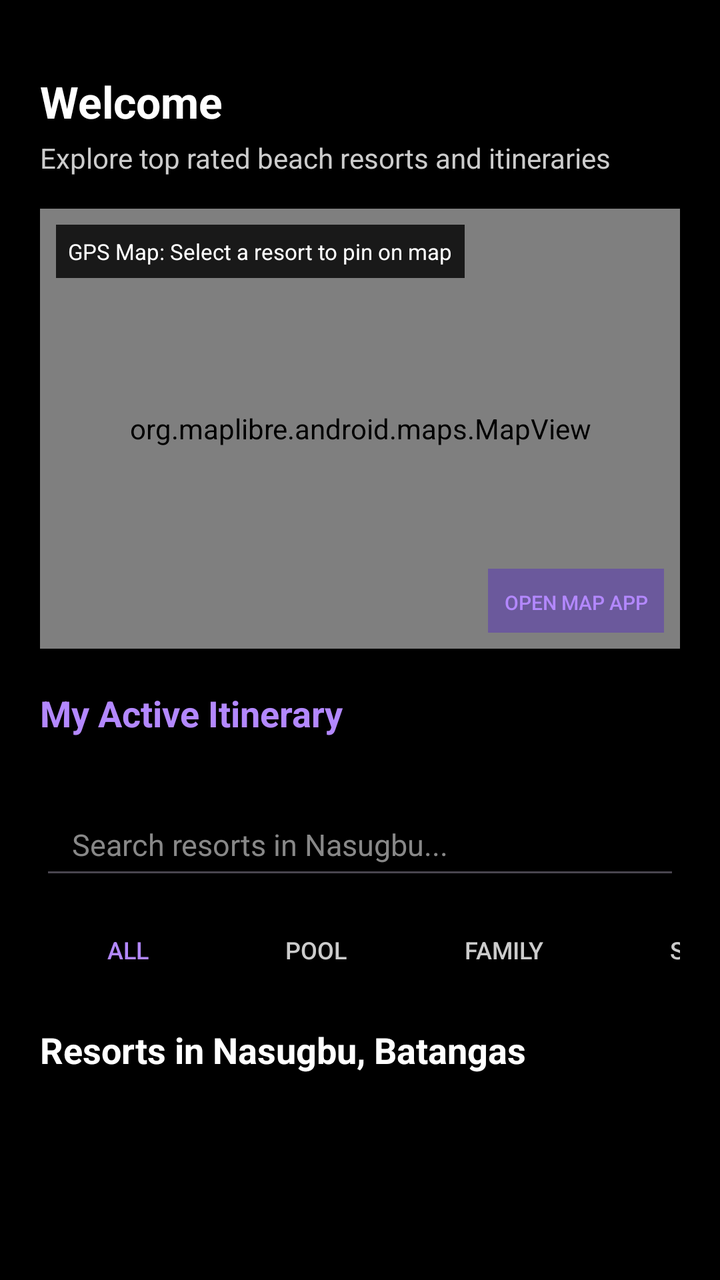
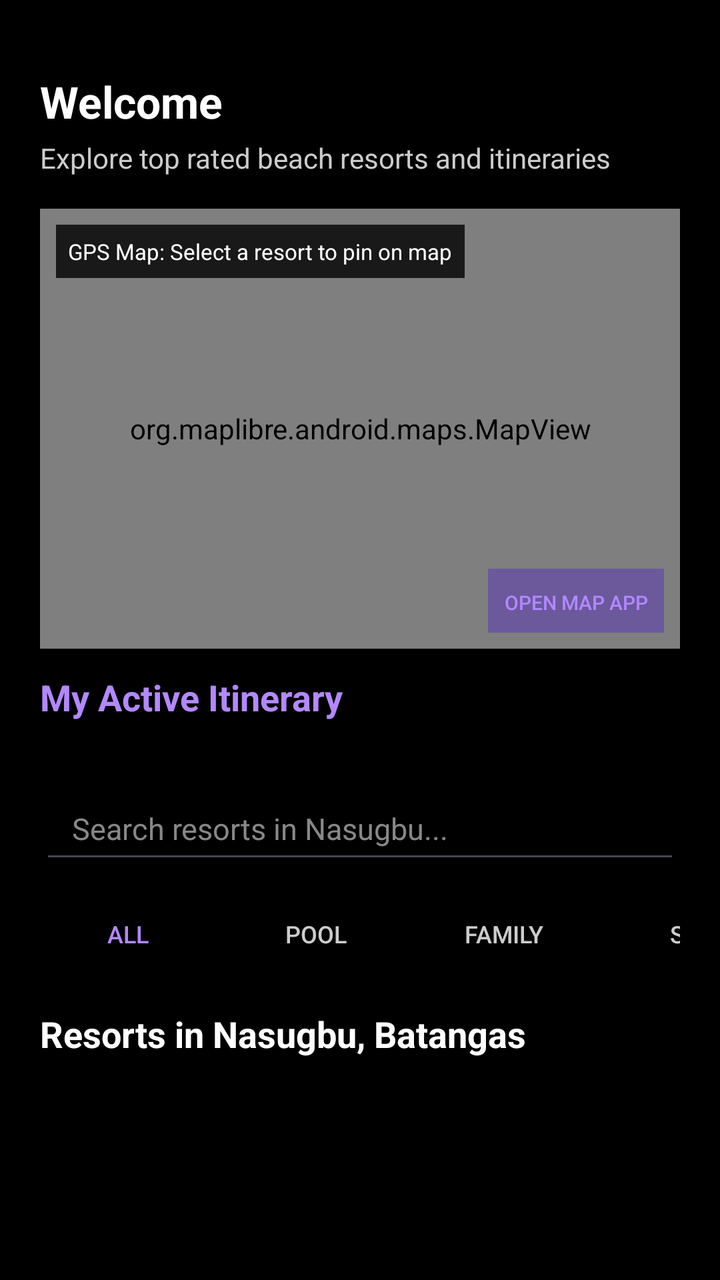

Compare the two renders of this Android layout. The source of the first and the diff that turns it into the second are given below.
<!-- AndroidManifest.xml: application theme Theme.TDIP -->
<!-- res/layout/activity_mainscreen.xml -->
<?xml version="1.0" encoding="utf-8"?>
<ScrollView xmlns:android="http://schemas.android.com/apk/res/android"
    xmlns:app="http://schemas.android.com/apk/res-auto"
    xmlns:tools="http://schemas.android.com/tools"
    android:id="@+id/main"
    android:layout_width="match_parent"
    android:layout_height="match_parent"
    android:background="@color/black"
    android:fillViewport="true"
    tools:context=".Mainscreen">

    <androidx.constraintlayout.widget.ConstraintLayout
        android:layout_width="match_parent"
        android:layout_height="wrap_content"
        android:padding="20dp">

        <TextView
            android:id="@+id/greeting_title"
            android:layout_width="0dp"
            android:layout_height="wrap_content"
            android:layout_marginTop="16dp"
            android:text="Welcome"
            android:textColor="@color/white"
            android:textSize="22sp"
            android:textStyle="bold"
            app:layout_constraintEnd_toEndOf="parent"
            app:layout_constraintStart_toStartOf="parent"
            app:layout_constraintTop_toTopOf="parent" />

        <TextView
            android:id="@+id/greeting_subtitle"
            android:layout_width="0dp"
            android:layout_height="wrap_content"
            android:layout_marginTop="4dp"
            android:text="Explore top rated beach resorts and itineraries"
            android:textColor="#CCCCCC"
            android:textSize="14sp"
            app:layout_constraintEnd_toEndOf="parent"
            app:layout_constraintStart_toStartOf="parent"
            app:layout_constraintTop_toBottomOf="@+id/greeting_title" />

        
        <FrameLayout
            android:id="@+id/map_container"
            android:layout_width="0dp"
            android:layout_height="220dp"
            android:layout_marginTop="16dp"
            android:background="#222222"
            app:layout_constraintEnd_toEndOf="parent"
            app:layout_constraintStart_toStartOf="parent"
            app:layout_constraintTop_toBottomOf="@+id/greeting_subtitle">

            <org.maplibre.android.maps.MapView
                android:id="@+id/mapView"
                android:layout_width="match_parent"
                android:layout_height="match_parent" />

            <TextView
                android:id="@+id/tv_map_overlay"
                android:layout_width="wrap_content"
                android:layout_height="wrap_content"
                android:layout_gravity="top|start"
                android:layout_margin="8dp"
                android:background="#CC000000"
                android:padding="6dp"
                android:text="GPS Map: Select a resort to pin on map"
                android:textColor="@color/white"
                android:textSize="11sp" />

            <Button
                android:id="@+id/btn_open_google_maps"
                style="@style/Widget.AppCompat.Button.Borderless"
                android:layout_width="wrap_content"
                android:layout_height="32dp"
                android:layout_gravity="bottom|end"
                android:layout_margin="8dp"
                android:background="#CC000000"
                android:paddingHorizontal="8dp"
                android:text="Open Map App"
                android:textColor="#B388FF"
                android:textSize="10sp" />

        </FrameLayout>

        
        <TextView
            android:id="@+id/itinerary_section_title"
            android:layout_width="wrap_content"
            android:layout_height="wrap_content"
            android:layout_marginTop="20dp"
            android:text="My Active Itinerary"
            android:textColor="#B388FF"
            android:textSize="18sp"
            android:textStyle="bold"
            app:layout_constraintStart_toStartOf="parent"
            app:layout_constraintTop_toBottomOf="@+id/map_container" />

        <LinearLayout
            android:id="@+id/itinerary_list_container"
            android:layout_width="0dp"
            android:layout_height="wrap_content"
            android:layout_marginTop="8dp"
            android:orientation="vertical"
            app:layout_constraintEnd_toEndOf="parent"
            app:layout_constraintStart_toStartOf="parent"
            app:layout_constraintTop_toBottomOf="@+id/itinerary_section_title" />

        <EditText
            android:id="@+id/search_edit_text"
            android:layout_width="0dp"
            android:layout_height="48dp"
            android:layout_marginTop="20dp"
            android:autofillHints=""
            android:hint="Search resorts in Nasugbu..."
            android:inputType="text"
            android:paddingHorizontal="16dp"
            android:textColor="@color/white"
            android:textColorHint="#888888"
            android:textSize="15sp"
            app:layout_constraintEnd_toEndOf="parent"
            app:layout_constraintStart_toStartOf="parent"
            app:layout_constraintTop_toBottomOf="@+id/itinerary_list_container" />

        <HorizontalScrollView
            android:id="@+id/filter_scroll_view"
            android:layout_width="0dp"
            android:layout_height="wrap_content"
            android:layout_marginTop="12dp"
            android:scrollbars="none"
            app:layout_constraintEnd_toEndOf="parent"
            app:layout_constraintStart_toStartOf="parent"
            app:layout_constraintTop_toBottomOf="@+id/search_edit_text">

            <LinearLayout
                android:layout_width="wrap_content"
                android:layout_height="wrap_content"
                android:orientation="horizontal">

                <Button
                    android:id="@+id/chip_all"
                    style="@style/Widget.AppCompat.Button.Borderless"
                    android:layout_width="wrap_content"
                    android:layout_height="36dp"
                    android:layout_marginEnd="6dp"
                    android:text="All"
                    android:textColor="#B388FF"
                    android:textSize="12sp" />

                <Button
                    android:id="@+id/chip_pool"
                    style="@style/Widget.AppCompat.Button.Borderless"
                    android:layout_width="wrap_content"
                    android:layout_height="36dp"
                    android:layout_marginEnd="6dp"
                    android:text="Pool"
                    android:textColor="#CCCCCC"
                    android:textSize="12sp" />

                <Button
                    android:id="@+id/chip_family"
                    style="@style/Widget.AppCompat.Button.Borderless"
                    android:layout_width="wrap_content"
                    android:layout_height="36dp"
                    android:layout_marginEnd="6dp"
                    android:text="Family"
                    android:textColor="#CCCCCC"
                    android:textSize="12sp" />

                <Button
                    android:id="@+id/chip_spa"
                    style="@style/Widget.AppCompat.Button.Borderless"
                    android:layout_width="wrap_content"
                    android:layout_height="36dp"
                    android:layout_marginEnd="6dp"
                    android:text="Spa"
                    android:textColor="#CCCCCC"
                    android:textSize="12sp" />

                <Button
                    android:id="@+id/chip_wifi"
                    style="@style/Widget.AppCompat.Button.Borderless"
                    android:layout_width="wrap_content"
                    android:layout_height="36dp"
                    android:layout_marginEnd="6dp"
                    android:text="WiFi"
                    android:textColor="#CCCCCC"
                    android:textSize="12sp" />

                <Button
                    android:id="@+id/chip_budget"
                    style="@style/Widget.AppCompat.Button.Borderless"
                    android:layout_width="wrap_content"
                    android:layout_height="36dp"
                    android:text="Budget"
                    android:textColor="#CCCCCC"
                    android:textSize="12sp" />

            </LinearLayout>

        </HorizontalScrollView>

        <TextView
            android:id="@+id/resorts_section_title"
            android:layout_width="wrap_content"
            android:layout_height="wrap_content"
            android:layout_marginTop="20dp"
            android:text="Resorts in Nasugbu, Batangas"
            android:textColor="@color/white"
            android:textSize="18sp"
            android:textStyle="bold"
            app:layout_constraintStart_toStartOf="parent"
            app:layout_constraintTop_toBottomOf="@+id/filter_scroll_view" />

        <LinearLayout
            android:id="@+id/resorts_list_container"
            android:layout_width="0dp"
            android:layout_height="wrap_content"
            android:layout_marginTop="12dp"
            android:orientation="vertical"
            app:layout_constraintEnd_toEndOf="parent"
            app:layout_constraintStart_toStartOf="parent"
            app:layout_constraintTop_toBottomOf="@+id/resorts_section_title" />

    </androidx.constraintlayout.widget.ConstraintLayout>

</ScrollView>
<!-- resources referenced by this layout -->
<resources>
  <color name="black">#FF000000</color>
  <color name="white">#FFFFFFFF</color>
  <style name="Theme.TDIP" parent="Base.Theme.TDIP" />
  <style name="Base.Theme.TDIP" parent="Theme.Material3.DayNight.NoActionBar">
          
          
      </style>
</resources>

<!-- the commit's change to res/layout/activity_mainscreen.xml (unified diff, before → after) -->
@@ -39,7 +39,6 @@
             app:layout_constraintStart_toStartOf="parent"
             app:layout_constraintTop_toBottomOf="@+id/greeting_title" />
 
-        
         <FrameLayout
             android:id="@+id/map_container"
             android:layout_width="0dp"
@@ -84,16 +83,32 @@
 
         
         <TextView
+            android:id="@+id/tv_schedule_warning_banner"
+            android:layout_width="0dp"
+            android:layout_height="wrap_content"
+            android:layout_marginTop="8dp"
+            android:background="#FFB300"
+            android:padding="10dp"
+            android:text="⚠️ Schedule Conflict Warning: You have overlapping dates booked at different resorts!"
+            android:textColor="@color/black"
+            android:textSize="12sp"
+            android:textStyle="bold"
+            android:visibility="gone"
+            app:layout_constraintEnd_toEndOf="parent"
+            app:layout_constraintStart_toStartOf="parent"
+            app:layout_constraintTop_toBottomOf="@+id/map_container" />
+
+        <TextView
             android:id="@+id/itinerary_section_title"
             android:layout_width="wrap_content"
             android:layout_height="wrap_content"
-            android:layout_marginTop="20dp"
+            android:layout_marginTop="12dp"
             android:text="My Active Itinerary"
             android:textColor="#B388FF"
             android:textSize="18sp"
             android:textStyle="bold"
             app:layout_constraintStart_toStartOf="parent"
-            app:layout_constraintTop_toBottomOf="@+id/map_container" />
+            app:layout_constraintTop_toBottomOf="@+id/tv_schedule_warning_banner" />
 
         <LinearLayout
             android:id="@+id/itinerary_list_container"
